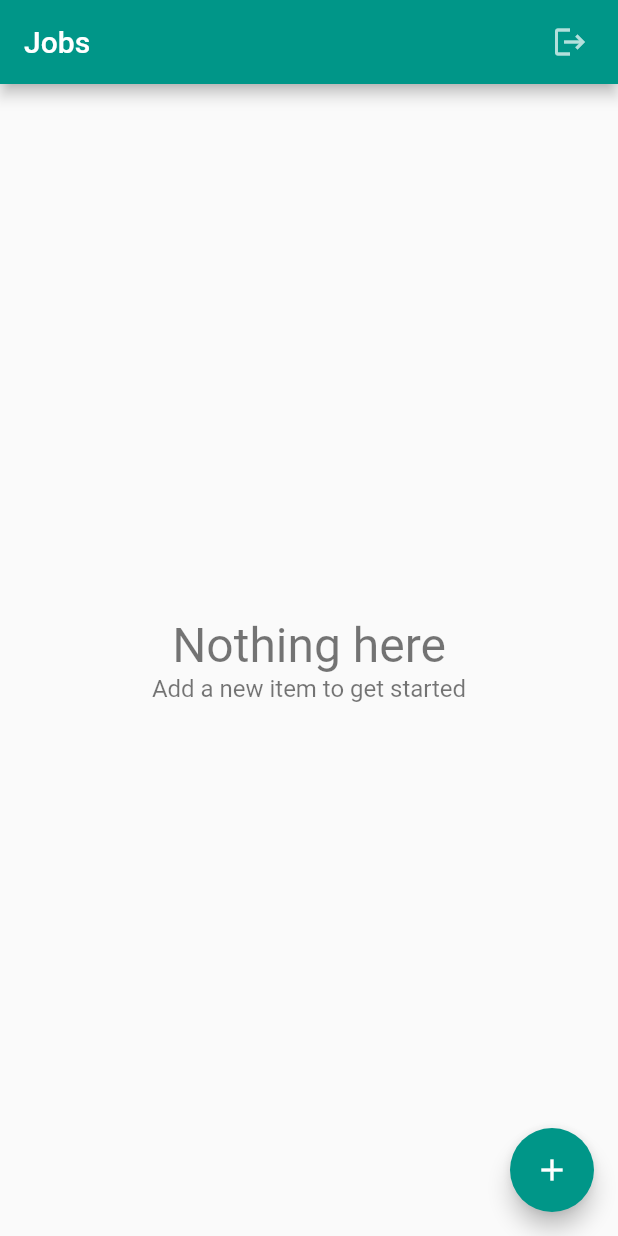
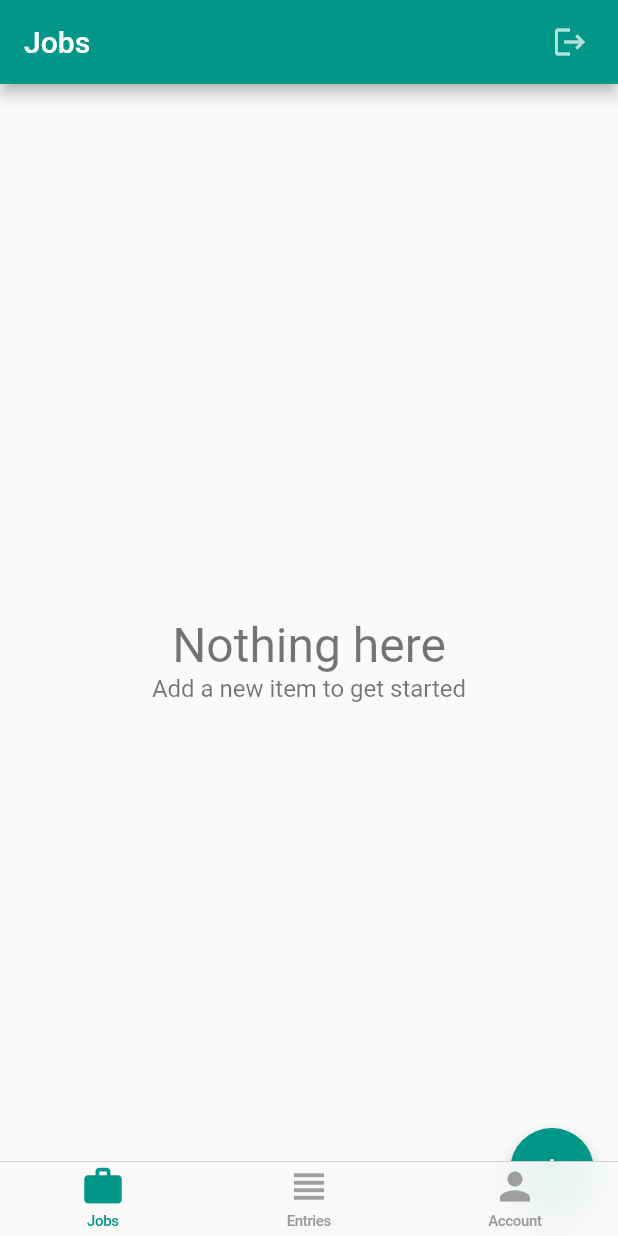
Before and after one commit to Tarster/Time_Tracker, a Flutter app: the screen it shows once a user with an empty profile is signed in, on a phone screen of 412 x 824 dp. Run offline on Flutter 3.47's test engine with Material 2 defaults, Android fonts, the phone set to English and light mode, and no system bars; our stand-ins replace cloud_firestore, firebase_auth, firebase_core, google_sign_in; accounts and stored records are empty.

Commit message:
Everything Working again

```diff
--- a/lib/app/landing_page.dart
+++ b/lib/app/landing_page.dart
@@ -1,17 +1,15 @@
 import 'package:firebase_auth/firebase_auth.dart';
 import 'package:flutter/material.dart';
 import 'package:provider/provider.dart';
-import 'package:time_tracker_final/app/home/jobs/jobs_page.dart';
+import 'package:time_tracker_final/app/home/home_page.dart';
 import 'package:time_tracker_final/app/sign_in/sign_in_page.dart';
 import 'package:time_tracker_final/services/auth.dart';
 import 'package:time_tracker_final/services/database.dart';
 
 class LandingPage extends StatelessWidget {
-
-
   @override
   Widget build(BuildContext context) {
-    final auth  =Provider.of<AuthBase>(context,listen: false);
+    final auth = Provider.of<AuthBase>(context, listen: false);
     return StreamBuilder<User?>(
       stream: auth.authStateChanges(),
       builder: (context, snapshot) {
@@ -25,8 +23,8 @@ class LandingPage extends StatelessWidget {
           }
           // If there is a active user just send it to HomeScreen
           return Provider<Database>(
-              create: (_)=> FirestoreDatabase(uid: user.uid),
-              child: JobsPage());
+              create: (_) => FirestoreDatabase(uid: user.uid),
+              child: HomePage());
         }
         // If connection is not true just return a container
         else
```
